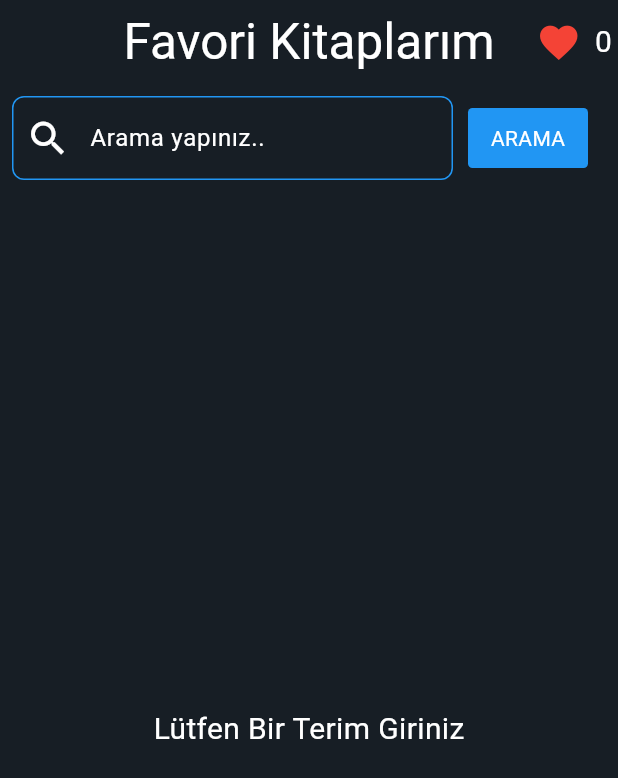
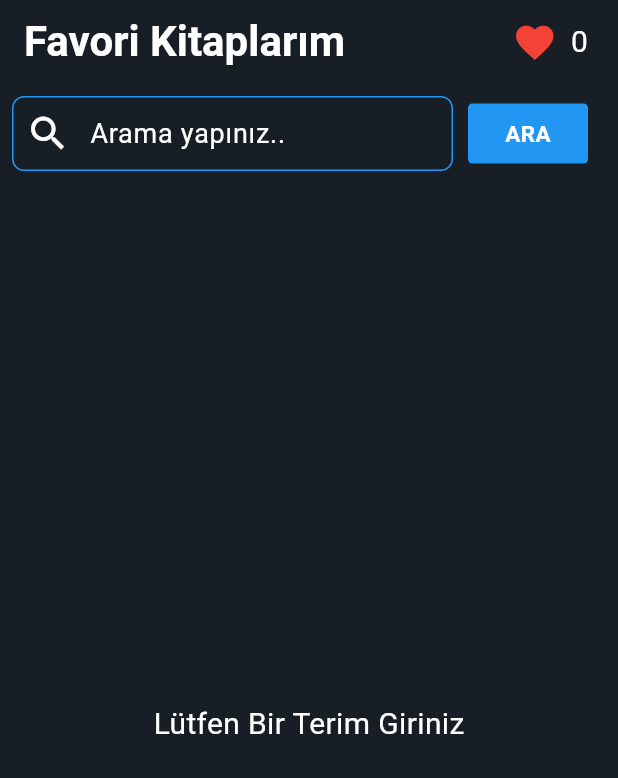
Before and after one commit to kahvecioglu/FavoriKitaplarim, a Flutter app: the screen it shows after launch, on a phone screen of 412 x 824 dp. Shown: the top 778 px of the screen. Run offline on Flutter 3.47's test engine with Material 3 defaults, Android fonts, the phone set to English and light mode, and no system bars; our stand-ins replace hive, hive_flutter; accounts and stored records are empty.

Commit message:
style: search text , AppBar text and button text styling

```diff
--- a/lib/screens/home_page.dart
+++ b/lib/screens/home_page.dart
@@ -26,11 +26,12 @@ class _HomePageState extends State<HomePage> {
     return Scaffold(
       backgroundColor: const Color.fromARGB(255, 23, 30, 37),
       appBar: AppBar(
-        centerTitle: true,
+        centerTitle: false,
         backgroundColor: const Color.fromARGB(255, 23, 30, 37),
         title: const Text(
           "Favori Kitaplarım",
-          style: TextStyle(color: Colors.white, fontSize: 33),
+          style: TextStyle(
+              color: Colors.white, fontSize: 28, fontWeight: FontWeight.bold),
         ),
         actions: [
           IconButton(
@@ -52,7 +53,7 @@ class _HomePageState extends State<HomePage> {
             builder: (context, value, child) {
               int favoriteCount = value.secilenkitaplar.length;
               return Padding(
-                padding: const EdgeInsets.only(right: 4),
+                padding: const EdgeInsets.only(right: 20),
                 child: Text(
                   favoriteCount.toString(),
                   style: const TextStyle(color: Colors.white, fontSize: 20),
@@ -69,6 +70,8 @@ class _HomePageState extends State<HomePage> {
             child: Row(
               children: [
                 Expanded(
+                  child: Container(
+                    height: 50,
                     child: TextField(
                       onChanged: (value) {
                         setState(() {
@@ -79,19 +82,23 @@ class _HomePageState extends State<HomePage> {
                           }
                         });
                       },
-                    style: const TextStyle(color: Colors.white),
+                      style: const TextStyle(
+                        color: Colors.white,
+                      ),
                       controller: _searchController,
                       decoration: InputDecoration(
                         prefixIcon: const Icon(Icons.search,
                             color: Colors.white, size: 30),
                         hintText: "Arama yapınız..",
-                      hintStyle: const TextStyle(color: Colors.white),
+                        hintStyle: const TextStyle(
+                            color: Colors.white, height: 0, fontSize: 18),
                         focusedBorder: const OutlineInputBorder(
                           borderSide: BorderSide(color: Colors.blue),
                         ),
                         enabledBorder: OutlineInputBorder(
                           borderSide: const BorderSide(color: Colors.blue),
                           borderRadius: BorderRadius.circular(8),
+                        ),
                       ),
                     ),
                   ),
@@ -138,8 +145,11 @@ class _HomePageState extends State<HomePage> {
                       }
                     },
                     icon: const Text(
-                      "ARAMA",
-                      style: TextStyle(color: Colors.white),
+                      "ARA",
+                      style: TextStyle(
+                          color: Colors.white,
+                          fontSize: 15,
+                          fontWeight: FontWeight.bold),
                     ),
                   ),
                 )
```
Lines whose indentation alone changed are shown as unchanged.
